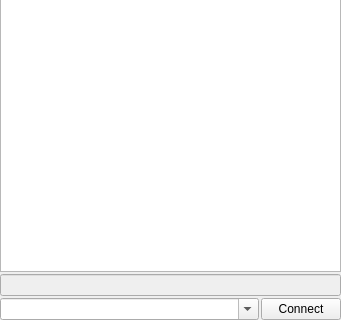
Old version of the form ui/DxWidget.ui in the repository k5mcd/QLog; both pictures show x 0 to 341 and y 191 to 511 of the 341 by 511 pixel window.
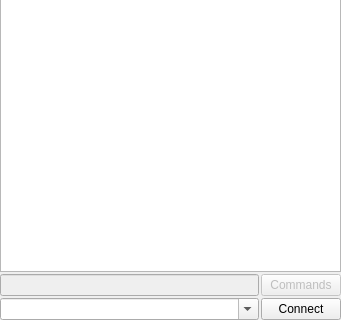
New version of the form. Icons and pictures are not drawn.

Commit message: DXC: Added Commands send support

What changed in the file:
```diff
--- a/ui/DxWidget.ui
+++ b/ui/DxWidget.ui
@@ -166,6 +166,22 @@
        </property>
       </widget>
      </item>
+     <item>
+      <widget class="QPushButton" name="commandButton">
+       <property name="enabled">
+        <bool>false</bool>
+       </property>
+       <property name="focusPolicy">
+        <enum>Qt::NoFocus</enum>
+       </property>
+       <property name="text">
+        <string>Commands</string>
+       </property>
+       <property name="flat">
+        <bool>false</bool>
+       </property>
+      </widget>
+     </item>
     </layout>
    </item>
    <item>
```
Left out of the diff: 113 changed lines with no effect on the pictures. The commit also changes 3 other files.
